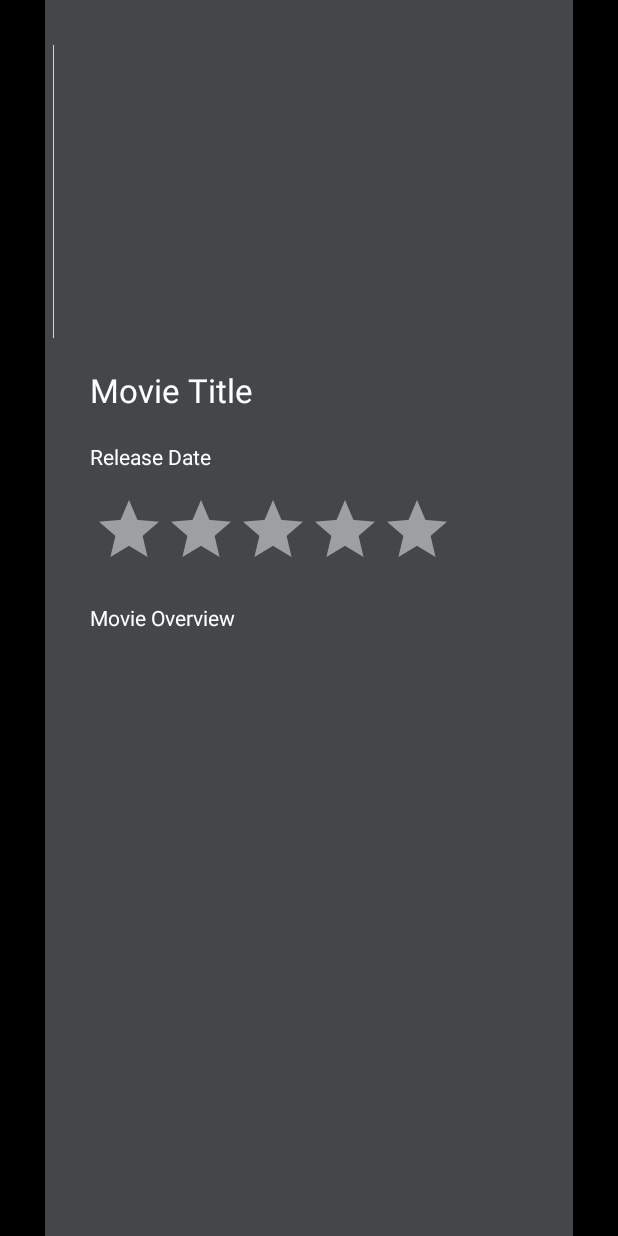
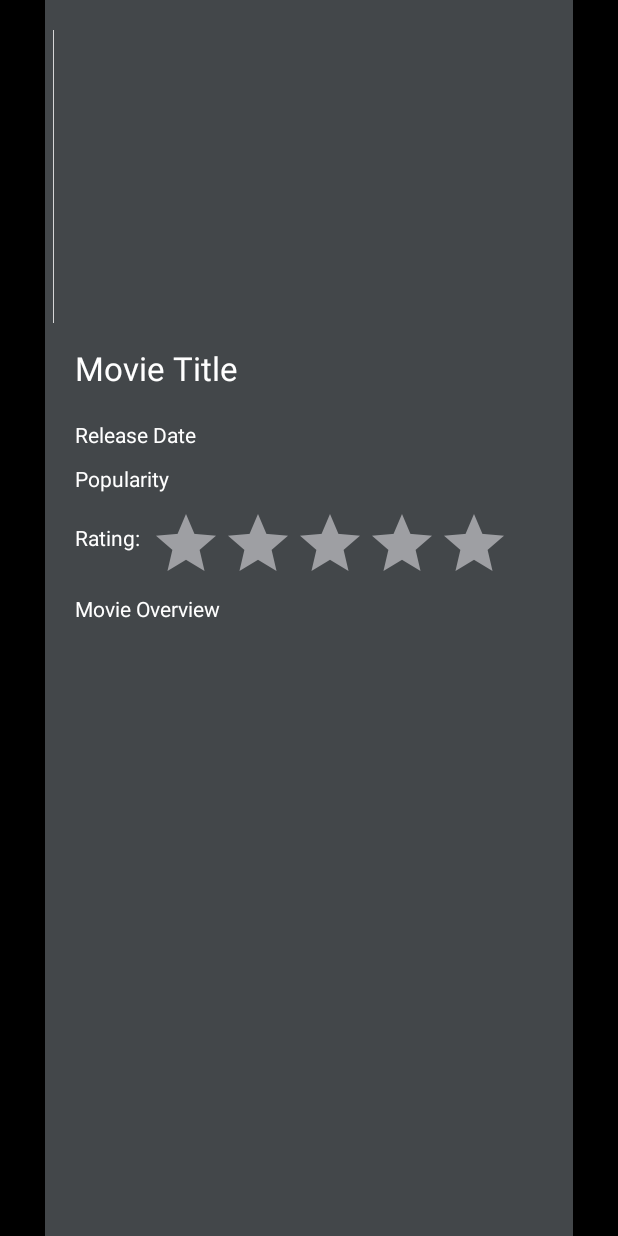
Before and after one commit to pgarza917/Flixster, an Android app: the layout activity_movie_details.xml on its own in the app's theme, with its tools: preview values and no code run, on a phone screen of 412 x 824 dp. Run offline under Robolectric (Android 15) with nearby library versions, the phone set to English and light mode, and no system bars.

Commit message:
Removed old GIFS and cleaned up UI

```diff
--- a/app/src/main/java/com/example/flixster/MovieDetailsActivity.java
+++ b/app/src/main/java/com/example/flixster/MovieDetailsActivity.java
@@ -36,6 +36,8 @@ public class MovieDetailsActivity extends AppCompatActivity /*implements YouTube
     TextView tvDate;
     TextView tvOverview;
     ImageView ivBackdrop;
+    TextView tvRating;
+    TextView tvPopularity;
     String id;
     YouTubePlayerView youTubePlayerView;
 
@@ -43,6 +45,7 @@ public class MovieDetailsActivity extends AppCompatActivity /*implements YouTube
     protected void onCreate(Bundle savedInstanceState) {
         super.onCreate(savedInstanceState);
         setContentView(R.layout.activity_movie_details);
+        getSupportActionBar().hide();
 
         // Retrieve and unwrap movie from previous Activity using Parcels.unwrap()
         movie = Parcels.unwrap(getIntent().getExtras().getParcelable(Movie.class.getSimpleName()));
@@ -55,6 +58,9 @@ public class MovieDetailsActivity extends AppCompatActivity /*implements YouTube
         tvDate = findViewById(R.id.tvDate);
         tvOverview = findViewById(R.id.tvOverview);
         ivBackdrop = findViewById(R.id.ivBackdrop);
+        tvRating = findViewById(R.id.tvRating);
+        tvPopularity = findViewById(R.id.tvPopularity);
+
         id = "";
         //youTubePlayerView = findViewById(R.id.youtubePlayerView);
 
@@ -64,12 +70,13 @@ public class MovieDetailsActivity extends AppCompatActivity /*implements YouTube
         tvTitle.setText(movie.getTitle());
 
         // Displaying movie release date with concatenation
-        String releaseDate = String.format("Released: %s", movie.getReleaseDate());
+        String releaseDate = String.format("Released: %s-%s-%s", movie.getReleaseDate().substring(5,7), movie.getReleaseDate().substring(8), movie.getReleaseDate().substring(0, 4));
         tvDate.setText(releaseDate);
 
         // Displaying movie overview and setting scrolling movement in case of long
         // overview
-        tvOverview.setText(movie.getOverview());
+        String overview = String.format("Synopsis:\n\n%s", movie.getOverview());
+        tvOverview.setText(overview);
         tvOverview.setMovementMethod(new ScrollingMovementMethod());
 
         // Displaying vote average with rating stars. Need to divide to scale to rating
@@ -79,6 +86,10 @@ public class MovieDetailsActivity extends AppCompatActivity /*implements YouTube
             voteAverage /= 2.0f;
         }
         rbVoteAverage.setRating(voteAverage);
+
+        // Displaying the popularity ranking out of 100
+        String popularity = String.format("Popularity: %.2f", movie.getPopularity());
+        tvPopularity.setText(popularity);
 
         // Displaying the backdrop image
         Glide.with(this)
--- a/app/src/main/java/com/example/flixster/adapters/MovieAdapter.java
+++ b/app/src/main/java/com/example/flixster/adapters/MovieAdapter.java
@@ -3,6 +3,7 @@ package com.example.flixster.adapters;
 import android.content.Context;
 import android.content.Intent;
 import android.content.res.Configuration;
+import android.graphics.Color;
 import android.util.Log;
 import android.view.LayoutInflater;
 import android.view.View;
@@ -11,6 +12,7 @@ import android.widget.ImageView;
 import android.widget.TextView;
 
 import androidx.annotation.NonNull;
+import androidx.core.content.ContextCompat;
 import androidx.recyclerview.widget.RecyclerView;
 
 import com.bumptech.glide.Glide;
@@ -43,7 +45,8 @@ public class MovieAdapter extends RecyclerView.Adapter<MovieAdapter.ViewHolder>
         Log.d("MovieAdapter", "onCreateViewHolder");
         // Inflates the item_movie layout we previously defined to get a view
         View movieView = LayoutInflater.from(context).inflate(R.layout.item_movie, parent, false);
-        return new ViewHolder(movieView);
+        ViewHolder holder = new ViewHolder(movieView);
+        return holder;
     }
 
     // Involves population data into the item through the holder
@@ -80,6 +83,14 @@ public class MovieAdapter extends RecyclerView.Adapter<MovieAdapter.ViewHolder>
         // Populate each view in the VH with its corresponding data in the Movie object
         public void bind(Movie movie) {
             tvTitle.setText(movie.getTitle());
+
+            // Change color of movie title text and overview text to green if
+            // the movie vote average is above 6 and vote count is above 100
+            if (movie.getVoteAverage() > 7 && movie.getVoteCount() > 100) {
+                String colorGreen = "#21de54";
+                tvTitle.setTextColor(Color.parseColor(colorGreen));
+                tvOverview.setTextColor(Color.parseColor(colorGreen));
+            }
 
             String imgUrl;
             int placeholder, maxCharsDisplayed;
--- a/app/src/main/java/com/example/flixster/models/Movie.java
+++ b/app/src/main/java/com/example/flixster/models/Movie.java
@@ -26,6 +26,8 @@ public class Movie {
     String posterSize;
     String backdropSize;
     String releaseDate;
+    Integer voteCount;
+    Double popularity;
     Double voteAverage;
     Integer id;
 
@@ -41,6 +43,8 @@ public class Movie {
         this.releaseDate = jsonObject.getString("release_date");
         this.voteAverage = jsonObject.getDouble("vote_average");
         this.id = jsonObject.getInt("id");
+        this.popularity = jsonObject.getDouble("popularity");
+        this.voteCount = jsonObject.getInt("vote_count");
         this.posterSize = "w342";
         this.backdropSize = "w780";
     }
@@ -83,4 +87,12 @@ public class Movie {
     public String getOverview() {
         return overview;
     }
+
+    public Double getPopularity() {
+        return popularity;
+    }
+
+    public Integer getVoteCount() {
+        return voteCount;
+    }
 }
--- a/app/src/main/res/layout-land/activity_movie_details.xml
+++ b/app/src/main/res/layout-land/activity_movie_details.xml
@@ -15,9 +15,9 @@
         android:layout_alignParentTop="true"
         android:layout_centerHorizontal="true"
         android:layout_marginStart="20dp"
-        android:layout_marginTop="25dp"
+        android:layout_marginTop="20dp"
         android:layout_marginEnd="20dp"
-        android:layout_marginBottom="25dp"
+        android:layout_marginBottom="20dp"
         android:background="@color/colorGrey"
         android:clickable="false" />
 
@@ -28,8 +28,8 @@
         android:layout_alignParentStart="true"
         android:layout_alignParentTop="true"
         android:layout_centerVertical="true"
-        android:layout_marginStart="28dp"
-        android:layout_marginTop="31dp"
+        android:layout_marginStart="35dp"
+        android:layout_marginTop="39dp"
         tools:srcCompat="@tools:sample/backgrounds/scenic" />
 
     <TextView
@@ -38,9 +38,9 @@
         android:layout_height="wrap_content"
         android:layout_alignParentTop="true"
         android:layout_alignParentEnd="true"
-        android:layout_marginStart="30dp"
-        android:layout_marginTop="40dp"
-        android:layout_marginEnd="35dp"
+        android:layout_marginStart="25dp"
+        android:layout_marginTop="27dp"
+        android:layout_marginEnd="37dp"
         android:layout_toEndOf="@+id/ivBackdrop"
         android:text="Movie Title"
         android:textColor="@android:color/white"
@@ -49,13 +49,13 @@
     <RatingBar
         android:id="@+id/rbVoteAverage"
         style="?attr/ratingBarStyle"
-        android:layout_width="237dp"
+        android:layout_width="235dp"
         android:layout_height="wrap_content"
-        android:layout_below="@+id/tvDate"
+        android:layout_below="@+id/tvPopularity"
         android:layout_alignParentEnd="true"
         android:layout_marginStart="30dp"
-        android:layout_marginTop="0dp"
-        android:layout_marginEnd="28dp"
+        android:layout_marginTop="-10dp"
+        android:layout_marginEnd="24dp"
         android:layout_toEndOf="@+id/ivBackdrop"
         android:numStars="5"
         android:progressBackgroundTint="#9E9FA3"
@@ -69,8 +69,8 @@
         android:layout_height="wrap_content"
         android:layout_below="@+id/tvTitle"
         android:layout_alignParentEnd="true"
-        android:layout_marginStart="30dp"
-        android:layout_marginTop="15dp"
+        android:layout_marginStart="25dp"
+        android:layout_marginTop="10dp"
         android:layout_marginEnd="35dp"
         android:layout_toEndOf="@+id/ivBackdrop"
         android:text="Release Date"
@@ -83,8 +83,8 @@
         android:layout_below="@+id/rbVoteAverage"
         android:layout_alignParentEnd="true"
         android:layout_alignParentBottom="true"
-        android:layout_marginStart="29dp"
-        android:layout_marginTop="0dp"
+        android:layout_marginStart="25dp"
+        android:layout_marginTop="-5dp"
         android:layout_marginEnd="35dp"
         android:layout_marginBottom="38dp"
         android:layout_toEndOf="@+id/ivBackdrop"
@@ -92,4 +92,30 @@
         android:text="Movie Overview"
         android:textColor="@android:color/white" />
 
+    <TextView
+        android:id="@+id/tvPopularity"
+        android:layout_width="237dp"
+        android:layout_height="35dp"
+        android:layout_below="@+id/tvDate"
+        android:layout_alignParentEnd="true"
+        android:layout_marginStart="25dp"
+        android:layout_marginTop="10dp"
+        android:layout_marginEnd="29dp"
+        android:layout_toEndOf="@+id/ivBackdrop"
+        android:text="Popularity"
+        android:textColor="@android:color/white" />
+
+    <TextView
+        android:id="@+id/tvRating"
+        android:layout_width="wrap_content"
+        android:layout_height="wrap_content"
+        android:layout_alignParentTop="true"
+        android:layout_alignParentEnd="true"
+        android:layout_marginStart="25dp"
+        android:layout_marginTop="137dp"
+        android:layout_marginEnd="215dp"
+        android:layout_toEndOf="@+id/ivBackdrop"
+        android:text="Rating:"
+        android:textColor="@android:color/white" />
+
 </RelativeLayout>
--- a/app/src/main/res/layout/activity_movie_details.xml
+++ b/app/src/main/res/layout/activity_movie_details.xml
@@ -26,8 +26,8 @@
         android:layout_height="wrap_content"
         android:layout_below="@+id/ivBackdrop"
         android:layout_alignParentStart="true"
-        android:layout_marginStart="60dp"
-        android:layout_marginTop="10dp"
+        android:layout_marginStart="50dp"
+        android:layout_marginTop="5dp"
         android:text="Movie Title"
         android:textAppearance="@android:style/TextAppearance.Large"
         android:textColor="@android:color/white" />
@@ -36,10 +36,11 @@
         android:id="@+id/rbVoteAverage"
         android:layout_width="wrap_content"
         android:layout_height="wrap_content"
-        android:layout_below="@+id/tvDate"
+        android:layout_below="@+id/tvPopularity"
         android:layout_alignParentStart="true"
-        android:layout_marginStart="62dp"
-        android:layout_marginTop="15dp"
+        android:layout_centerVertical="true"
+        android:layout_marginStart="100dp"
+        android:layout_marginTop="10dp"
         android:numStars="5"
         android:progressBackgroundTint="#9E9FA3"
         android:progressTint="#FFEB3B"
@@ -51,7 +52,7 @@
         android:layout_height="wrap_content"
         android:layout_below="@+id/tvTitle"
         android:layout_alignParentStart="true"
-        android:layout_marginStart="60dp"
+        android:layout_marginStart="50dp"
         android:layout_marginTop="20dp"
         android:text="Release Date"
         android:textColor="@android:color/white" />
@@ -64,12 +65,12 @@
         android:layout_alignParentStart="true"
         android:layout_alignParentEnd="true"
         android:layout_alignParentBottom="true"
-        android:layout_marginStart="60dp"
-        android:layout_marginTop="15dp"
-        android:layout_marginEnd="60dp"
+        android:layout_marginStart="50dp"
+        android:layout_marginTop="0dp"
+        android:layout_marginEnd="50dp"
         android:layout_marginBottom="15dp"
+        android:scrollbars="vertical"
         android:text="Movie Overview"
-        android:scrollbars="vertical"
         android:textColor="@android:color/white" />
 
     <ImageView
@@ -80,10 +81,33 @@
         android:layout_alignParentTop="true"
         android:layout_centerHorizontal="true"
         android:layout_marginStart="35dp"
-        android:layout_marginTop="30dp"
+        android:layout_marginTop="20dp"
         android:layout_marginEnd="35dp"
         android:layout_marginBottom="10dp"
         tools:srcCompat="@tools:sample/backgrounds/scenic" />
 
+    <TextView
+        android:id="@+id/tvPopularity"
+        android:layout_width="wrap_content"
+        android:layout_height="wrap_content"
+        android:layout_below="@+id/tvDate"
+        android:layout_alignParentStart="true"
+        android:layout_marginStart="50dp"
+        android:layout_marginTop="10dp"
+        android:text="Popularity"
+        android:textColor="@android:color/white" />
+
+    <TextView
+        android:id="@+id/tvRating"
+        android:layout_width="wrap_content"
+        android:layout_height="wrap_content"
+        android:layout_below="@+id/tvPopularity"
+        android:layout_alignParentStart="true"
+        android:layout_marginStart="50dp"
+        android:layout_marginTop="20dp"
+        android:layout_marginEnd="5dp"
+        android:text="Rating:"
+        android:textColor="@android:color/white" />
+
 
 </RelativeLayout>
--- a/app/src/main/res/values/colors.xml
+++ b/app/src/main/res/values/colors.xml
@@ -7,4 +7,5 @@
     <color name="colorDarkGrey">#801e2736</color>
     <color name="colorGrey">#43474a</color>
     <color name="colorYellow">#f7fa57</color>
+    <color name="colorLightGreen">#43e312</color>
 </resources>
```
